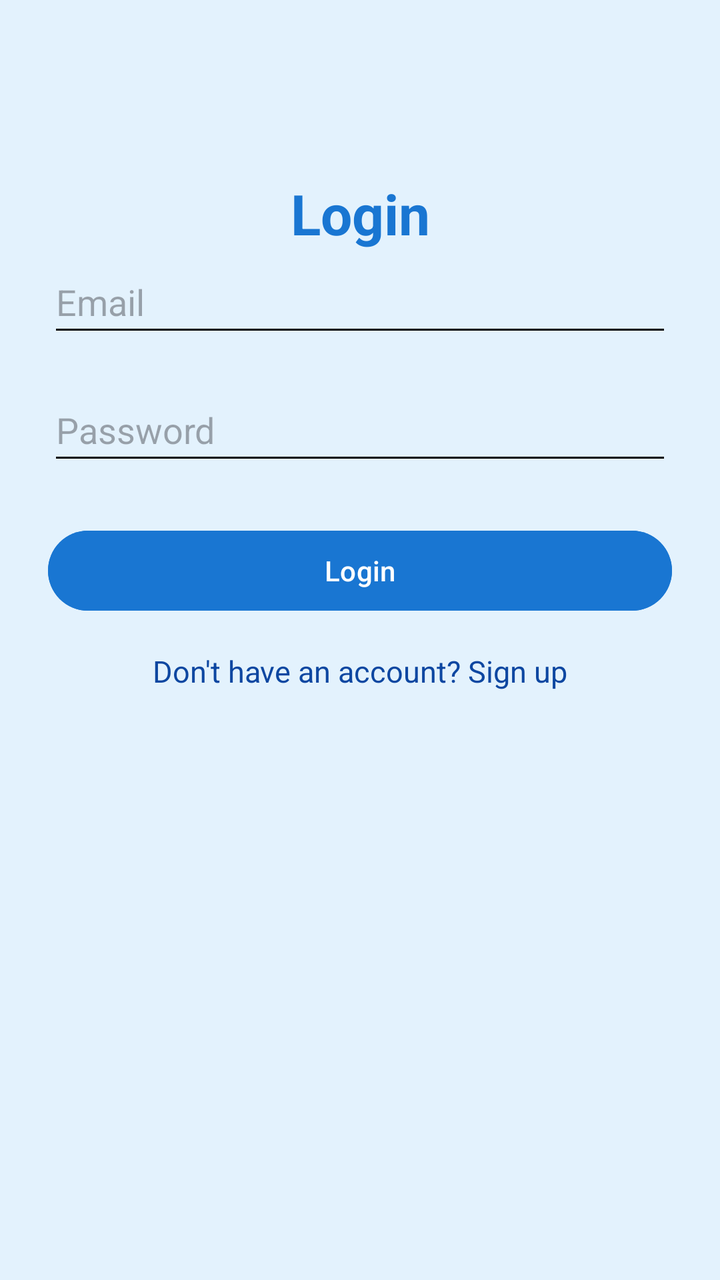
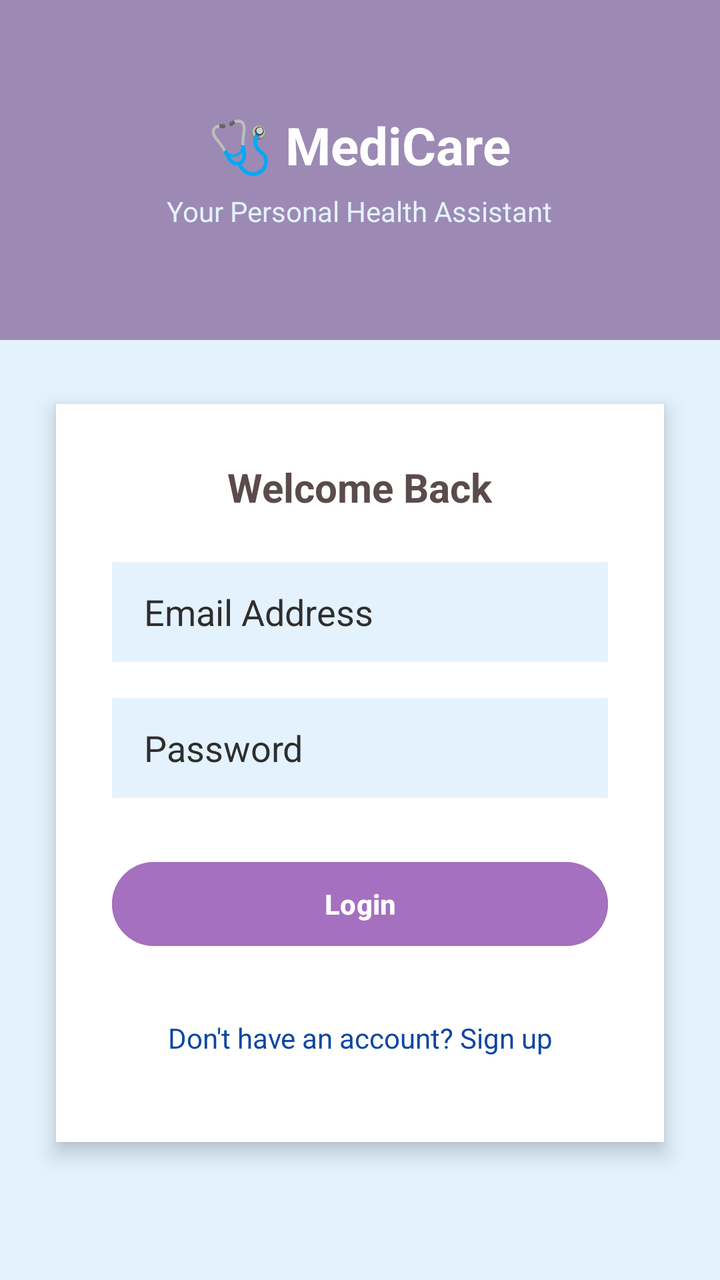

Before-and-after screenshots of an Android layout around one commit, followed by the original layout XML and the change that was made.
<!-- AndroidManifest.xml: application theme Theme.MedicineReminder -->
<!-- res/layout/activity_login.xml -->
<?xml version="1.0" encoding="utf-8"?>
<androidx.constraintlayout.widget.ConstraintLayout
    xmlns:android="http://schemas.android.com/apk/res/android"
    xmlns:app="http://schemas.android.com/apk/res-auto"
    android:layout_width="match_parent"
    android:layout_height="match_parent"
    android:padding="24dp"
    android:background="#E3F2FD">

    <TextView
        android:id="@+id/loginTitle"
        android:layout_width="wrap_content"
        android:layout_height="wrap_content"
        android:text="Login"
        android:textSize="28sp"
        android:textStyle="bold"
        android:textColor="#1976D2"
        app:layout_constraintTop_toTopOf="parent"
        app:layout_constraintBottom_toTopOf="@id/emailInput"
        app:layout_constraintStart_toStartOf="parent"
        app:layout_constraintEnd_toEndOf="parent"
        android:layout_marginBottom="32dp"
        android:layout_marginTop="64dp"/>

    <EditText
        android:id="@+id/emailInput"
        android:layout_width="0dp"
        android:layout_height="wrap_content"
        android:hint="Email"
        android:inputType="textEmailAddress"
        android:textColor="#000000"
        android:backgroundTint="#000000"
        android:minHeight="48dp"
        app:layout_constraintTop_toBottomOf="@id/loginTitle"
        app:layout_constraintStart_toStartOf="parent"
        app:layout_constraintEnd_toEndOf="parent"/>

    <EditText
        android:id="@+id/passwordInput"
        android:layout_width="0dp"
        android:layout_height="wrap_content"
        android:hint="Password"
        android:inputType="textPassword"
        android:textColor="#000000"
        android:backgroundTint="#000000"
        android:minHeight="48dp"
        app:layout_constraintTop_toBottomOf="@id/emailInput"
        app:layout_constraintStart_toStartOf="parent"
        app:layout_constraintEnd_toEndOf="parent"
        android:layout_marginTop="16dp"/>

    <Button
        android:id="@+id/loginButton"
        android:layout_width="0dp"
        android:layout_height="wrap_content"
        android:text="Login"
        android:backgroundTint="#1976D2"
        android:textColor="#FFFFFF"
        app:layout_constraintTop_toBottomOf="@id/passwordInput"
        app:layout_constraintStart_toStartOf="parent"
        app:layout_constraintEnd_toEndOf="parent"
        android:layout_marginTop="24dp"/>

    <TextView
        android:id="@+id/signUpText"
        android:layout_width="wrap_content"
        android:layout_height="wrap_content"
        android:text="Don't have an account? Sign up"
        android:textColor="#0D47A1"
        android:textSize="15dp"
        android:layout_marginTop="16dp"
        android:clickable="true"
        android:focusable="true"
        app:layout_constraintTop_toBottomOf="@id/loginButton"
        app:layout_constraintStart_toStartOf="parent"
        app:layout_constraintEnd_toEndOf="parent"/>

</androidx.constraintlayout.widget.ConstraintLayout>
<!-- resources referenced by this layout -->
<resources>
  <style name="Theme.MedicineReminder" parent="Base.Theme.MedicineReminder" />
  <style name="Base.Theme.MedicineReminder" parent="Theme.Material3.DayNight.NoActionBar">
          
          
      </style>
</resources>

<!-- the commit's change to res/layout/activity_login.xml (unified diff, before → after) -->
@@ -4,75 +4,118 @@
     xmlns:app="http://schemas.android.com/apk/res-auto"
     android:layout_width="match_parent"
     android:layout_height="match_parent"
-    android:padding="24dp"
     android:background="#E3F2FD">
 
-    <TextView
-        android:id="@+id/loginTitle"
-        android:layout_width="wrap_content"
-        android:layout_height="wrap_content"
-        android:text="Login"
-        android:textSize="28sp"
-        android:textStyle="bold"
-        android:textColor="#1976D2"
+    
+    <LinearLayout
+        android:id="@+id/headerSection"
+        android:layout_width="0dp"
+        android:layout_height="170dp"
+        android:orientation="vertical"
+        android:gravity="center"
+        android:background="#9C8AB4"
         app:layout_constraintTop_toTopOf="parent"
-        app:layout_constraintBottom_toTopOf="@id/emailInput"
         app:layout_constraintStart_toStartOf="parent"
-        app:layout_constraintEnd_toEndOf="parent"
-        android:layout_marginBottom="32dp"
-        android:layout_marginTop="64dp"/>
+        app:layout_constraintEnd_toEndOf="parent">
 
-    <EditText
-        android:id="@+id/emailInput"
+        <TextView
+            android:layout_width="wrap_content"
+            android:layout_height="wrap_content"
+            android:text="🩺 MediCare"
+            android:textSize="26sp"
+            android:textStyle="bold"
+            android:textColor="#FFFFFF"/>
+
+        <TextView
+            android:layout_width="wrap_content"
+            android:layout_height="wrap_content"
+            android:text="Your Personal Health Assistant"
+            android:textColor="#E3F2FD"
+            android:textSize="14sp"
+            android:layout_marginTop="6dp"/>
+
+    </LinearLayout>
+
+    
+    <LinearLayout
+        android:id="@+id/loginCard"
         android:layout_width="0dp"
         android:layout_height="wrap_content"
-        android:hint="Email"
-        android:inputType="textEmailAddress"
-        android:textColor="#000000"
-        android:backgroundTint="#000000"
-        android:minHeight="48dp"
-        app:layout_constraintTop_toBottomOf="@id/loginTitle"
+        android:orientation="vertical"
+        android:background="#FFFFFF"
+        android:elevation="6dp"
+        android:padding="28dp"
+        android:layout_marginStart="28dp"
+        android:layout_marginEnd="28dp"
+        android:layout_marginTop="32dp"
+        app:layout_constraintTop_toBottomOf="@id/headerSection"
         app:layout_constraintStart_toStartOf="parent"
-        app:layout_constraintEnd_toEndOf="parent"/>
+        app:layout_constraintEnd_toEndOf="parent">
 
-    <EditText
-        android:id="@+id/passwordInput"
-        android:layout_width="0dp"
-        android:layout_height="wrap_content"
-        android:hint="Password"
-        android:inputType="textPassword"
-        android:textColor="#000000"
-        android:backgroundTint="#000000"
-        android:minHeight="48dp"
-        app:layout_constraintTop_toBottomOf="@id/emailInput"
-        app:layout_constraintStart_toStartOf="parent"
-        app:layout_constraintEnd_toEndOf="parent"
-        android:layout_marginTop="16dp"/>
+        
+        <TextView
+            android:layout_width="wrap_content"
+            android:layout_height="wrap_content"
+            android:layout_gravity="center_horizontal"
+            android:layout_marginBottom="24dp"
+            android:text="Welcome Back"
+            android:textColor="#5B4B4B"
+            android:textSize="20sp"
+            android:textStyle="bold" />
 
-    <Button
-        android:id="@+id/loginButton"
-        android:layout_width="0dp"
-        android:layout_height="wrap_content"
-        android:text="Login"
-        android:backgroundTint="#1976D2"
-        android:textColor="#FFFFFF"
-        app:layout_constraintTop_toBottomOf="@id/passwordInput"
-        app:layout_constraintStart_toStartOf="parent"
-        app:layout_constraintEnd_toEndOf="parent"
-        android:layout_marginTop="24dp"/>
+        
+        <EditText
+            android:id="@+id/emailInput"
+            android:layout_width="match_parent"
+            android:layout_height="50dp"
+            android:background="#E3F2FD"
+            android:hint="Email Address"
+            android:inputType="textEmailAddress"
+            android:paddingHorizontal="16dp"
+            android:textColor="#090808"
+            android:textColorHighlight="#090808"
+            android:textColorHint="#2F2E2E"
+            android:textColorLink="#0F0D0D" />
 
-    <TextView
-        android:id="@+id/signUpText"
-        android:layout_width="wrap_content"
-        android:layout_height="wrap_content"
-        android:text="Don't have an account? Sign up"
-        android:textColor="#0D47A1"
-        android:textSize="15dp"
-        android:layout_marginTop="16dp"
-        android:clickable="true"
-        android:focusable="true"
-        app:layout_constraintTop_toBottomOf="@id/loginButton"
-        app:layout_constraintStart_toStartOf="parent"
-        app:layout_constraintEnd_toEndOf="parent"/>
+        
+        <EditText
+            android:id="@+id/passwordInput"
+            android:layout_width="match_parent"
+            android:layout_height="50dp"
+            android:layout_marginTop="18dp"
+            android:background="#E3F2FD"
+            android:hint="Password"
+            android:inputType="textPassword"
+            android:paddingHorizontal="16dp"
+            android:textColor="#040303"
+            android:textColorHint="#2F2E2E"
+            android:textColorLink="#070606" />
+
+        
+        <Button
+            android:id="@+id/loginButton"
+            android:layout_width="match_parent"
+            android:layout_height="50dp"
+            android:layout_marginTop="28dp"
+            android:backgroundTint="#A570BF"
+            android:text="Login"
+            android:textColor="#FFFFFF"
+            android:textStyle="bold" />
+
+        
+        <TextView
+            android:id="@+id/signUpText"
+            android:layout_width="match_parent"
+            android:layout_height="48dp"
+            android:text="Don't have an account? Sign up"
+            android:textColor="#0D47A1"
+            android:textSize="14sp"
+            android:gravity="center"
+            android:layout_marginTop="18dp"
+            android:clickable="true"
+            android:focusable="true"
+            android:background="?attr/selectableItemBackgroundBorderless"/>
+
+    </LinearLayout>
 
 </androidx.constraintlayout.widget.ConstraintLayout>
<!-- resource entries referenced after the edit -->
@@ -1,9 +1,12 @@
 <!-- resources referenced by this layout -->
 <resources>
-  <style name="Theme.MedicineReminder" parent="Base.Theme.MedicineReminder" />
-  <style name="Base.Theme.MedicineReminder" parent="Theme.Material3.DayNight.NoActionBar">
-          
-          
+  <style name="Theme.MedicineReminder" parent="Theme.Material3.DayNight.NoActionBar">
+          <item name="colorPrimary">@color/primaryColor</item>
+          <item name="colorOnPrimary">@color/white</item>
+          <item name="android:statusBarColor">@color/primaryDark</item>
       </style>
+  <color name="primaryColor">#00897B</color>
+  <color name="white">#FFFFFF</color>
+  <color name="primaryDark">#00695C</color>
 </resources>
 
